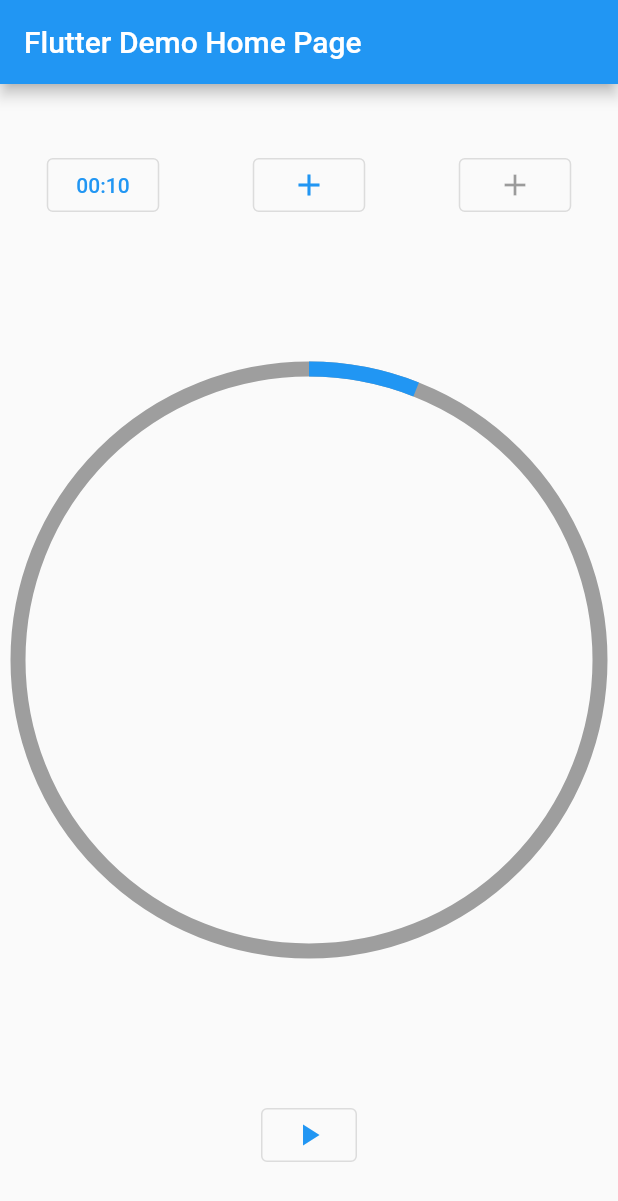
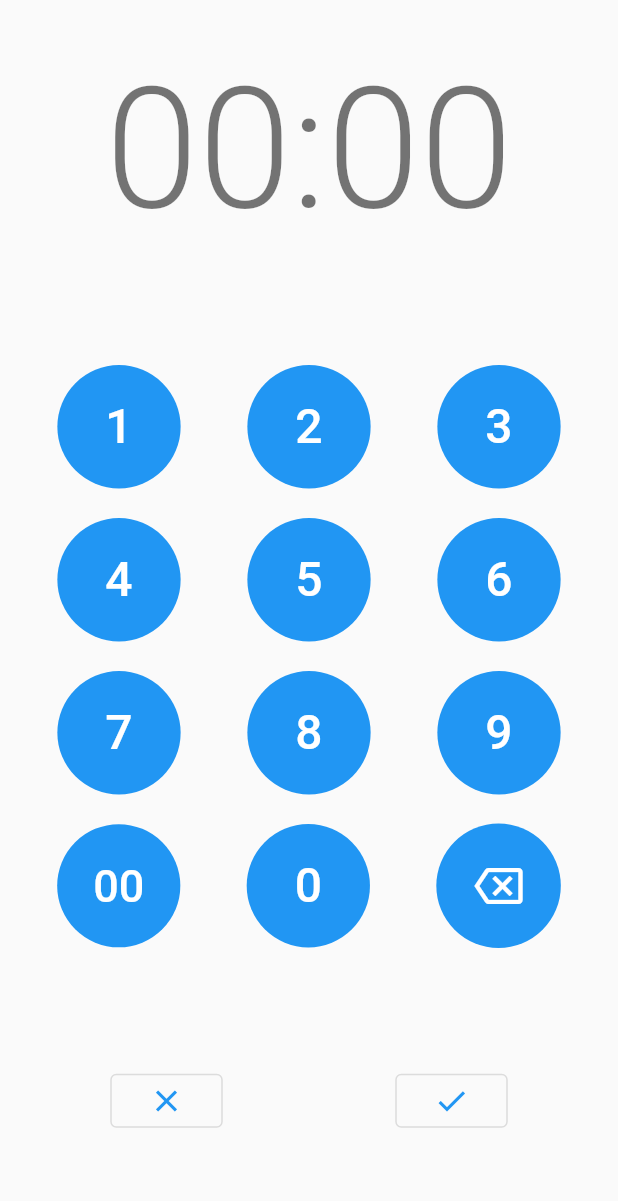
Before and after one commit to dbenitez-bcn/solid_timer, a Flutter app: the screen it shows after launch, after a tap on the "add" icon, on a phone screen of 412 x 824 dp. Shown: the top 1201 px of the screen. Run offline on Flutter 3.47's test engine with Material 2 defaults, Android fonts, the phone set to English and light mode, and no system bars; our stand-ins replace sqflite; accounts and stored records are empty.

Commit message:
implements new timer screen

```diff
--- a/lib/src/widgets/buttons/add_timer_button.dart
+++ b/lib/src/widgets/buttons/add_timer_button.dart
@@ -1,6 +1,7 @@
 import 'package:flutter/material.dart';
 import 'package:solid_timer/src/bloc/solid_timer_bloc.dart';
 import 'package:solid_timer/src/widgets/buttons/base_solid_timer_button.dart';
+import 'package:solid_timer/src/widgets/new_timer_screen.dart';
 
 class AddTimerButton extends BaseSolidTimerButton {
   AddTimerButton.enabled({
@@ -9,7 +10,10 @@ class AddTimerButton extends BaseSolidTimerButton {
   }) : super(
           key: key,
           onPressed: () {
-            SolidTimerBloc.of(context).addTimer(10);
+            var bloc = SolidTimerBloc.of(context);
+            Navigator.of(context).push(MaterialPageRoute<void>(
+              builder: (BuildContext context) => NewTimerScreen(bloc: bloc),
+            ));
           },
           child: const Icon(Icons.add),
         );
--- /dev/null
+++ b/lib/src/widgets/buttons/rounded_button.dart
@@ -0,0 +1,36 @@
+import 'package:flutter/material.dart';
+
+class RoundedButton extends StatelessWidget {
+  final Function() onPressed;
+  final Function()? onLongPress;
+  final Widget child;
+  final double fontSize;
+  final double padding;
+
+  const RoundedButton({
+    Key? key,
+    required this.onPressed,
+    required this.child,
+    this.onLongPress,
+    double? fontSize,
+    double? padding,
+  })  : fontSize = fontSize ?? 32,
+        padding = padding ?? 32,
+        super(key: key);
+
+  @override
+  Widget build(BuildContext context) {
+    return ElevatedButton(
+      onPressed: onPressed,
+      onLongPress: onLongPress,
+      child: child,
+      style: ElevatedButton.styleFrom(
+          textStyle:
+              Theme.of(context).textTheme.button?.copyWith(fontSize: fontSize),
+          shape: const CircleBorder(),
+          padding: EdgeInsets.all(padding),
+          primary: Theme.of(context).primaryColor,
+          elevation: 0),
+    );
+  }
+}
--- /dev/null
+++ b/lib/src/widgets/new_timer_screen.dart
@@ -0,0 +1,189 @@
+import 'package:flutter/material.dart';
+import 'package:solid_timer/src/bloc/solid_timer_bloc.dart';
+
+import 'buttons/base_solid_timer_button.dart';
+import 'buttons/rounded_button.dart';
+
+class NewTimerScreen extends StatefulWidget {
+  final SolidTimerBloc bloc;
+
+  const NewTimerScreen({Key? key, required this.bloc}) : super(key: key);
+
+  @override
+  State<NewTimerScreen> createState() => _NewTimerScreenState();
+}
+
+class _NewTimerScreenState extends State<NewTimerScreen> {
+  String time = "";
+
+  void amend(String value) {
+    if (time.length < 4) {
+      setState(() {
+        time += value;
+      });
+    }
+  }
+
+  String formatTime() {
+    String tmp = time.padLeft(4, "0");
+    return (tmp.substring(0, 2) + ":" + tmp.substring(2, 4));
+  }
+
+  void popVal() {
+    if (time.isNotEmpty) {
+      setState(() {
+        time = time.substring(0, time.length - 1);
+      });
+    }
+  }
+
+  void reset() {
+    setState(() {
+      time = "";
+    });
+  }
+
+  @override
+  Widget build(BuildContext context) {
+    return Scaffold(
+      body: SafeArea(
+        child: Padding(
+          padding: const EdgeInsets.only(left: 16.0, right: 16.0, bottom: 32.0),
+          child: Column(
+            mainAxisAlignment: MainAxisAlignment.spaceAround,
+            children: [
+              Text(formatTime(),
+                  style: Theme.of(context)
+                      .textTheme
+                      .headline1
+                      ?.copyWith(fontWeight: FontWeight.w300)),
+              Column(
+                children: [
+                  Row(
+                    mainAxisAlignment: MainAxisAlignment.spaceAround,
+                    children: [
+                      RoundedButton(
+                        onPressed: () {
+                          amend("1");
+                        },
+                        child: const Text("1"),
+                      ),
+                      RoundedButton(
+                        onPressed: () {
+                          amend("2");
+                        },
+                        child: const Text("2"),
+                      ),
+                      RoundedButton(
+                        onPressed: () {
+                          amend("3");
+                        },
+                        child: const Text("3"),
+                      ),
+                    ],
+                  ),
+                  Row(
+                    mainAxisAlignment: MainAxisAlignment.spaceAround,
+                    children: [
+                      RoundedButton(
+                        onPressed: () {
+                          amend("4");
+                        },
+                        child: const Text("4"),
+                      ),
+                      RoundedButton(
+                        onPressed: () {
+                          amend("5");
+                        },
+                        child: const Text("5"),
+                      ),
+                      RoundedButton(
+                        onPressed: () {
+                          amend("6");
+                        },
+                        child: const Text("6"),
+                      ),
+                    ],
+                  ),
+                  Row(
+                    mainAxisAlignment: MainAxisAlignment.spaceAround,
+                    children: [
+                      RoundedButton(
+                        onPressed: () {
+                          amend("7");
+                        },
+                        child: const Text("7"),
+                      ),
+                      RoundedButton(
+                        onPressed: () {
+                          amend("8");
+                        },
+                        child: const Text("8"),
+                      ),
+                      RoundedButton(
+                        onPressed: () {
+                          amend("9");
+                        },
+                        child: const Text("9"),
+                      ),
+                    ],
+                  ),
+                  Row(
+                    mainAxisAlignment: MainAxisAlignment.spaceAround,
+                    children: [
+                      RoundedButton(
+                        onPressed: () {
+                          amend("0");
+                          amend("0");
+                        },
+                        child: const Text("00"),
+                        fontSize: 30,
+                        padding: 24,
+                      ),
+                      RoundedButton(
+                        onPressed: () {
+                          amend("0");
+                        },
+                        child: const Text("0"),
+                      ),
+                      RoundedButton(
+                        onPressed: popVal,
+                        onLongPress: reset,
+                        child: const Icon(
+                          Icons.backspace_outlined,
+                          size: 32,
+                        ),
+                        padding: 25.5,
+                      ),
+                    ],
+                  ),
+                ],
+              ),
+              Row(
+                mainAxisAlignment: MainAxisAlignment.spaceAround,
+                children: [
+                  BaseSolidTimerButton(
+                    onPressed: () {
+                      Navigator.of(context).pop();
+                    },
+                    child: const Icon(Icons.close),
+                  ),
+                  BaseSolidTimerButton(
+                    onPressed: () {
+                      Navigator.of(context).pop();
+                      var tmp = formatTime().split(":");
+                      int minutes = int.parse(tmp[0]);
+                      int seconds = int.parse(tmp[1]);
+                      widget.bloc.addTimer((minutes * 60) + seconds);
+                    },
+                    child: const Icon(Icons.check),
+                  ),
+                ],
+              ),
+            ],
+          ),
+        ),
+      ),
+    );
+  }
+}
```
